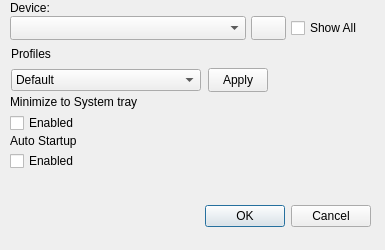
The window that settings.ui (iago-fragnan/attack-shark-x11-linux) describes before a commit, drawn with Qt 5.
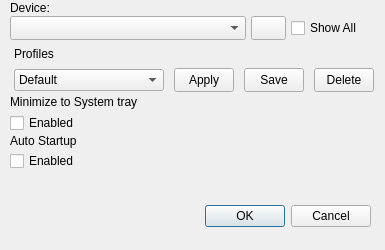
The same window after the commit. Icons and pictures are not drawn.

Commit message: feat: custom profiles by user, cmakelists implementation

```diff
--- a/settings.ui
+++ b/settings.ui
@@ -219,7 +219,7 @@
     <rect>
      <x>10</x>
      <y>40</y>
-     <width>261</width>
+     <width>371</width>
      <height>52</height>
     </rect>
    </property>
@@ -249,6 +249,50 @@
       </property>
      </widget>
     </item>
+    <item row="2" column="2">
+     <widget class="QPushButton" name="btn_saveProfile">
+      <property name="minimumSize">
+       <size>
+        <width>60</width>
+        <height>24</height>
+       </size>
+      </property>
+      <property name="maximumSize">
+       <size>
+        <width>60</width>
+        <height>24</height>
+       </size>
+      </property>
+      <property name="toolTip">
+       <string>Save the current mouse settings as a new profile</string>
+      </property>
+      <property name="text">
+       <string>Save</string>
+      </property>
+     </widget>
+    </item>
+    <item row="2" column="3">
+     <widget class="QPushButton" name="btn_deleteProfile">
+      <property name="minimumSize">
+       <size>
+        <width>60</width>
+        <height>24</height>
+       </size>
+      </property>
+      <property name="maximumSize">
+       <size>
+        <width>60</width>
+        <height>24</height>
+       </size>
+      </property>
+      <property name="toolTip">
+       <string>Delete the selected saved profile</string>
+      </property>
+      <property name="text">
+       <string>Delete</string>
+      </property>
+     </widget>
+    </item>
     <item row="0" column="0">
      <widget class="QLabel" name="lbl_profilePreset">
       <property name="text">
@@ -260,7 +304,7 @@
      <widget class="QComboBox" name="cbox_profilesPresets">
       <property name="maximumSize">
        <size>
-        <width>190</width>
+        <width>150</width>
         <height>16777215</height>
        </size>
       </property>
```
The commit also changes 8 other files.
